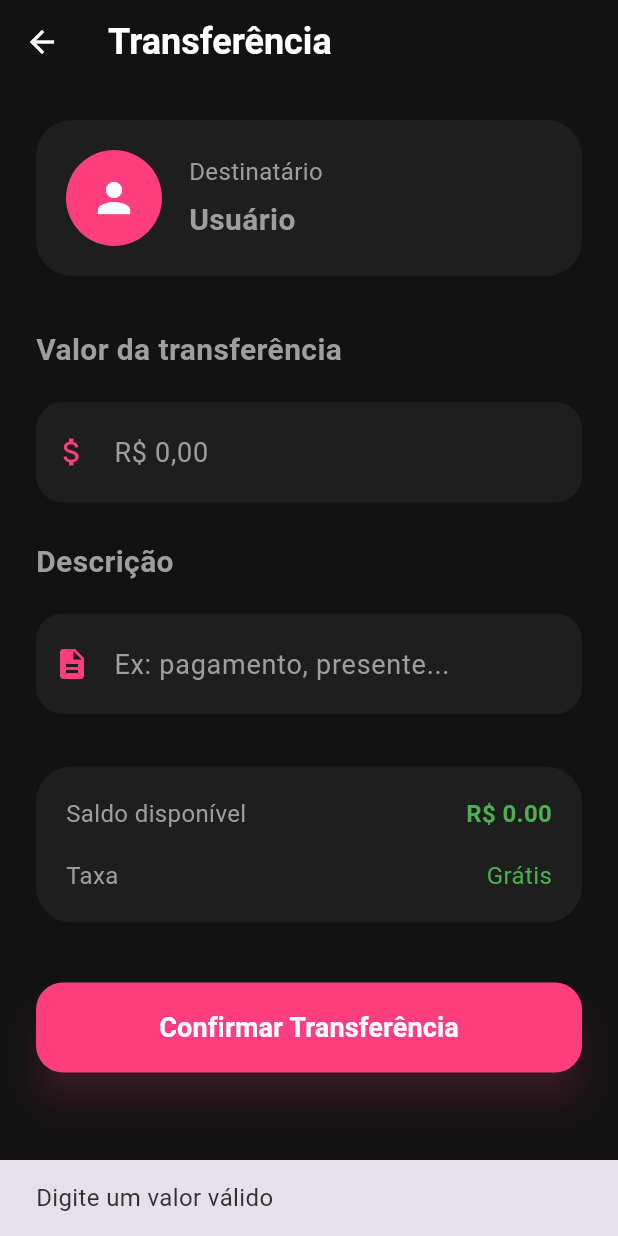
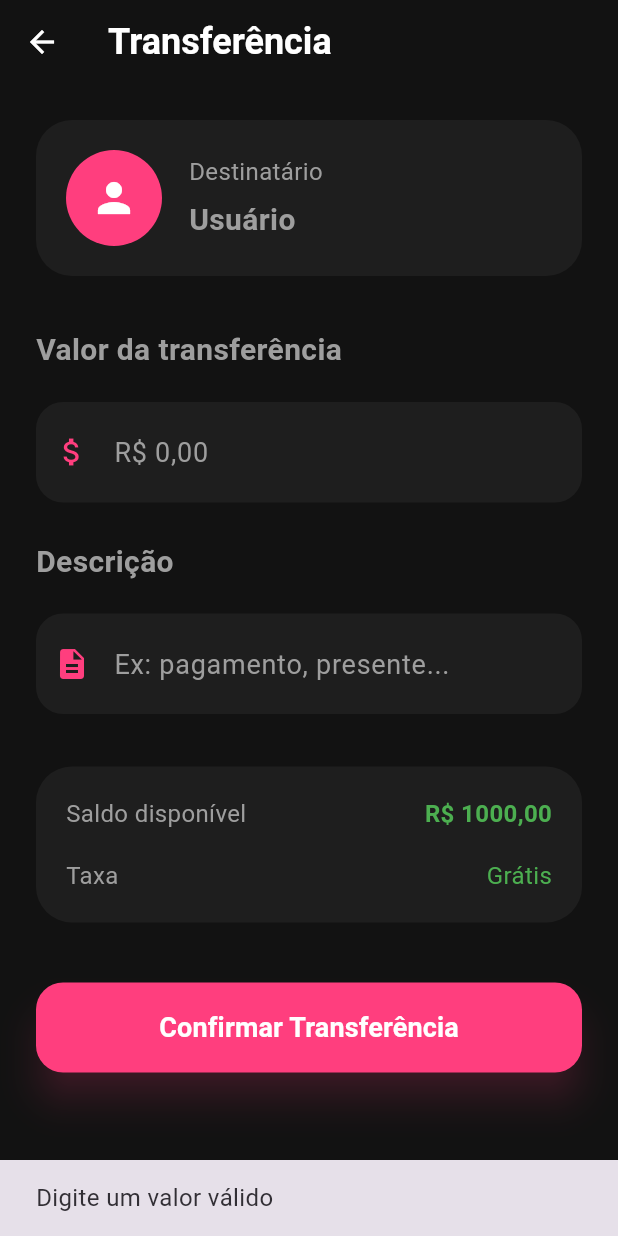
Before and after one commit to Luckeera/ManducaBank, a Flutter app: the TransferenciaScreen screen opened by its route, after a tap on "Confirmar Transferência", on a phone screen of 412 x 824 dp. Run offline on Flutter 3.47's test engine with Material 3 defaults, Android fonts, the phone set to English and light mode, and no system bars; our stand-ins replace local_auth, share_plus, sqflite; missing offline and left inert: mobile_scanner; accounts and stored records are empty; network calls fail.

Commit message:
Ajustando algumas coisas

```diff
--- a/lib/database/database_helper.dart
+++ b/lib/database/database_helper.dart
@@ -11,13 +11,18 @@ class DatabaseHelper {
   // Singleton para garantir uma única instância do banco
   Future<Database> get database async {
     if (_database != null) return _database!;
-    _database = await _initDatabase();
-    return _database!;
+    try {
+      _database = await _initDatabase();
+      return _database!;
+    } catch (e) {
+      print("ERRO CRÍTICO NO BANCO: $e");
+      rethrow;
+    }
   }
 
   // Inicialização do banco de dados
   Future<Database> _initDatabase() async {
-    String path = join(await getDatabasesPath(), 'manducabank.db');
+    String path = join(await getDatabasesPath(), 'manducabank_vfinal.db'); // Nome alterado para resetar
     return await openDatabase(
       path,
       version: 1,
@@ -25,8 +30,9 @@ class DatabaseHelper {
     );
   }
 
-  // Criação da tabela de transferências
+  // Criação das tabelas
   Future<void> _onCreate(Database db, int version) async {
+    print("CRIANDO BANCO DE DADOS PELA PRIMEIRA VEZ...");
     await db.execute('''
       CREATE TABLE transferencias (
         id INTEGER PRIMARY KEY AUTOINCREMENT,
@@ -36,6 +42,37 @@ class DatabaseHelper {
         tipo TEXT
       )
     ''');
+    await db.execute('CREATE TABLE usuario (id INTEGER PRIMARY KEY, saldo REAL)');
+    await db.insert('usuario', {'id': 1, 'saldo': 1000.00});
+  }
+
+  // Métodos de Saldo com Fallback para teste em ambiente Windows sem FFI
+  static double _saldoMemoria = 1000.00;
+
+  Future<double> getSaldo() async {
+    try {
+      Database db = await database;
+      List<Map<String, dynamic>> res = await db.query('usuario', where: 'id = 1');
+      if (res.isNotEmpty) {
+        return res.first['saldo'] as double;
+      }
+      await db.insert('usuario', {'id': 1, 'saldo': 1000.00});
+      return 1000.00;
+    } catch (e) {
+      print("USANDO SALDO DE MEMÓRIA (ERRO NO BANCO): $e");
+      return _saldoMemoria;
+    }
+  }
+
+  Future<void> updateSaldo(double novoSaldo) async {
+    try {
+      Database db = await database;
+      await db.update('usuario', {'saldo': novoSaldo}, where: 'id = 1');
+      _saldoMemoria = novoSaldo;
+    } catch (e) {
+      _saldoMemoria = novoSaldo;
+      print("SALDO ATUALIZADO EM MEMÓRIA: $_saldoMemoria");
+    }
   }
 
   // Método para inserir uma transferência
--- a/lib/main.dart
+++ b/lib/main.dart
@@ -8,6 +8,7 @@ import 'views/qr_code.dart';
 import 'views/comprovante_screen.dart';
 import 'views/em_construcao_screen.dart'; // 🛠️ Import da tela de aviso
 import 'views/perfil_screen.dart';       // 🛠️ Import da tela de perfil
+import 'views/historico_screen.dart';    // 🛠️ Import da tela de histórico
 
 void main() {
   runApp(const ManducaBankApp());
@@ -32,6 +33,7 @@ class ManducaBankApp extends StatelessWidget {
         '/comprovante': (context) => const ComprovanteScreen(),
         '/construcao': (context) => const EmConstrucaoScreen(), // 🛠️ Rota de construção
         '/perfil': (context) => const PerfilScreen(),             // 🛠️ Rota de perfil adicionada!
+        '/historico': (context) => const HistoricoScreen(),       // 🛠️ Rota de histórico adicionada!
       },
     );
   }
--- a/lib/routes/app_routes.dart
+++ b/lib/routes/app_routes.dart
@@ -5,6 +5,7 @@ import '../views/cotacao_screen.dart';
 import '../views/transferencia_screen.dart';
 import '../views/perfil_screen.dart'; // 🛠️ ADICIONADO: Import da nova tela de perfil
 import '../views/em_construcao_screen.dart'; // 🛠️ ADICIONADO: Import para Cartões/Investimentos se precisar
+import '../views/historico_screen.dart'; // 🛠️ ADICIONADO: Import da tela de histórico
 
 class AppRoutes {
   // Definição dos nomes das rotas
@@ -14,6 +15,7 @@ class AppRoutes {
   static const String transferencia = '/transferencia';
   static const String perfil = '/perfil'; // 🛠️ ADICIONADO: Constante da rota de perfil
   static const String construcao = '/construcao'; // 🛠️ ADICIONADO: Constante da rota de construção
+  static const String historico = '/historico'; // 🛠️ ADICIONADO: Constante da rota de histórico
 
   // Mapa de rotas para o MaterialApp
   static Map<String, WidgetBuilder> get routes => {
@@ -23,5 +25,6 @@ class AppRoutes {
         transferencia: (context) => const TransferenciaScreen(),
         perfil: (context) => const PerfilScreen(), // 🛠️ ADICIONADO: Linha da rota de perfil adaptada!
         construcao: (context) => const EmConstrucaoScreen(), // 🛠️ ADICIONADO: Mantendo o alinhamento do app
+        historico: (context) => const HistoricoScreen(), // 🛠️ ADICIONADO: Linha da rota de histórico
       };
 }
--- a/lib/views/transferencia_screen.dart
+++ b/lib/views/transferencia_screen.dart
@@ -14,6 +14,20 @@ class _TransferenciaScreenState extends State<TransferenciaScreen> {
   final valorController = TextEditingController();
   final descricaoController = TextEditingController();
   final DatabaseHelper db = DatabaseHelper();
+  double saldoAtual = 0.0;
+
+  @override
+  void initState() {
+    super.initState();
+    _carregarSaldo();
+  }
+
+  Future<void> _carregarSaldo() async {
+    final s = await db.getSaldo();
+    setState(() {
+      saldoAtual = s;
+    });
+  }
 
   Future<void> salvarTransferencia(String destinatario) async {
     final valor = double.tryParse(
@@ -22,8 +36,16 @@ class _TransferenciaScreenState extends State<TransferenciaScreen> {
 
     if (valor == null || valor <= 0) {
       ScaffoldMessenger.of(context).showSnackBar(
+        const SnackBar(content: Text('Digite um valor válido')),
+      );
+      return;
+    }
+
+    if (valor > saldoAtual) {
+      ScaffoldMessenger.of(context).showSnackBar(
         const SnackBar(
-          content: Text('Digite um valor válido'),
+          content: Text('Saldo insuficiente para esta operação!'),
+          backgroundColor: Colors.redAccent,
         ),
       );
       return;
@@ -42,24 +64,29 @@ class _TransferenciaScreenState extends State<TransferenciaScreen> {
       'tipo': descricao,
     };
 
-    // Insere no banco SQLite através do DatabaseHelper do Integrante 1
-    await db.insertTransferencia(dadosTransacao);
+    // 1. Insere no banco SQLite (com tratamento de erro para não travar no Windows)
+    try {
+      await db.insertTransferencia(dadosTransacao).timeout(const Duration(seconds: 1));
+      await db.updateSaldo(saldoAtual - valor).timeout(const Duration(seconds: 1));
+    } catch (e) {
+      print("ERRO AO SALVAR NO BANCO: $e. Prosseguindo em memória...");
+      // Fallback: se o banco falhar, atualizamos apenas a variável local para o comprovante
+      db.updateSaldo(saldoAtual - valor); // Isso atualiza a variável estática de memória
+    }
 
     if (!mounted) return;
 
-    // Redireciona substituindo a tela atual para o Comprovante (Mapeado pelo Integrante 4)
+    // Redireciona substituindo a tela atual para o Comprovante
     Navigator.pushReplacementNamed(
       context,
       '/comprovante',
       arguments: dadosTransacao,
     );
-  }
-
+    }
   @override
   Widget build(BuildContext context) {
     final args = ModalRoute.of(context)?.settings.arguments as Map<String, dynamic>?;
     final String idUsuario = args?['idUsuario'] ?? 'Usuário';
-    final double valorInicial = args?['valorInicial'] ?? 0.0;
 
     return Scaffold(
       appBar: AppBar(
@@ -145,7 +172,7 @@ class _TransferenciaScreenState extends State<TransferenciaScreen> {
                         children: [
                           const Text('Saldo disponível'),
                           Text(
-                            'R\$ ${valorInicial.toStringAsFixed(2)}',
+                            'R\$ ${saldoAtual.toStringAsFixed(2).replaceAll('.', ',')}',
                             style: const TextStyle(
                               color: Colors.green,
                               fontWeight: FontWeight.bold,
--- a/pubspec.yaml
+++ b/pubspec.yaml
@@ -11,6 +11,8 @@ dependencies:
     sdk: flutter
   http: ^1.2.0
   sqflite: ^2.3.0
+  sqflite_common_ffi: ^2.3.3
+  sqlite3_flutter_libs: ^0.5.24
   path: ^1.9.0
   mobile_scanner: ^7.2.0
   share_plus: ^13.1.0
```
Also changed, not shown: lib/views/historico_screen.dart (added, +136 -0 lines), lib/views/principal_screen.dart (+52 -24 lines), lib/widgets/balance_card.dart (+13 -3 lines), pubspec.lock, 5 other files.
